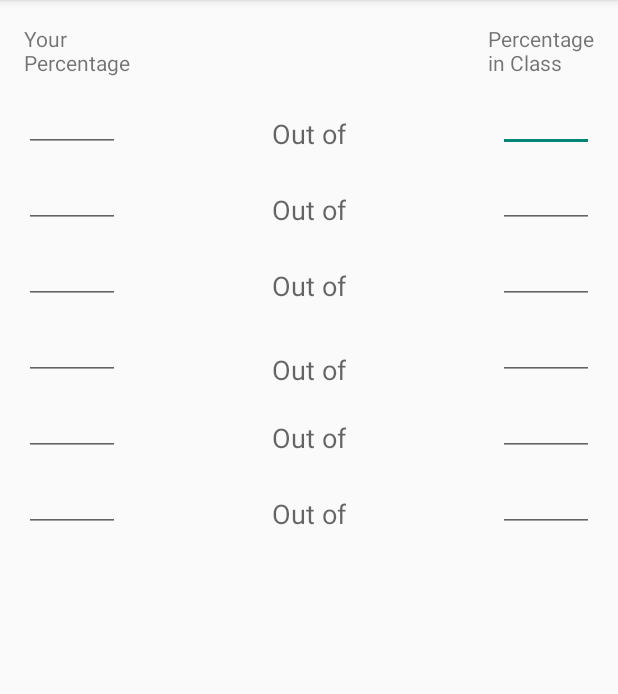
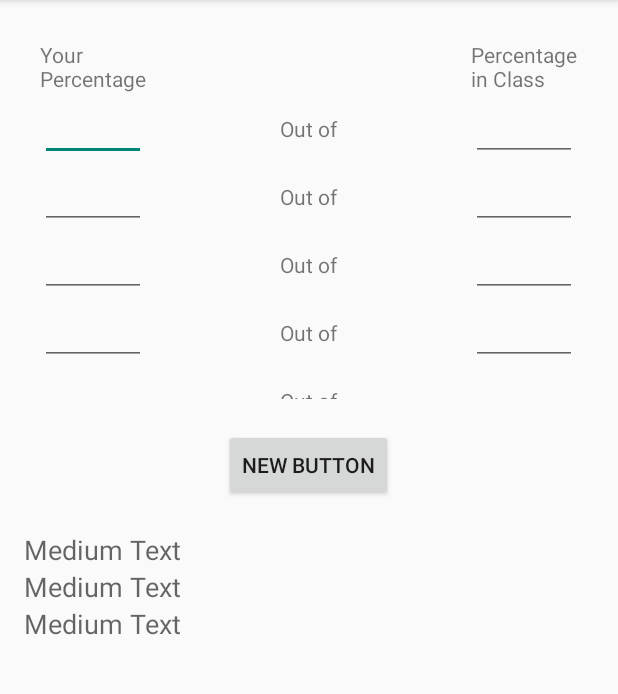
Before and after one commit to Xhadow/Class_Grade_Checker, an Android app: the screen it shows after launch (MainActivity), on a phone screen of 412 x 824 dp, the part 84-778 px from its top. Run offline under Robolectric (Android 15) with nearby library versions, the phone set to English and light mode, and no system bars.

Commit message:
Fixed Percentage layout

```diff
--- a/app/src/main/res/layout/activity_main.xml
+++ b/app/src/main/res/layout/activity_main.xml
@@ -5,154 +5,286 @@
     android:paddingTop="@dimen/activity_vertical_margin"
     android:paddingBottom="@dimen/activity_vertical_margin" tools:context=".MainActivity">
 
+    <ScrollView
+        android:layout_width="wrap_content"
+        android:layout_height="250dp"
+        android:paddingLeft="5dp"
+        android:paddingRight="5dp"
+        android:paddingTop="5dp"
+        android:id="@+id/scrollView"
+        android:layout_alignParentTop="true"
+        android:layout_alignParentRight="true"
+        android:layout_alignParentEnd="true"
+        android:layout_alignParentLeft="true"
+        android:layout_alignParentStart="true">
+
+        <TableLayout
+            android:layout_width="fill_parent"
+            android:layout_height="250dp"
+            android:orientation="vertical"
+            android:layoutMode="opticalBounds"
+            android:padding="5dp"
+            android:textAlignment="center"
+            android:stretchColumns="1,3">
+            <TableRow>
+                <TextView
+                    android:layout_width="wrap_content"
+                    android:layout_height="wrap_content"
+                    android:textAppearance="?android:attr/textAppearanceSmall"
+                    android:text="Your\nPercentage"
+                    android:id="@+id/textView"
+                    android:textAlignment="center" />
+
+                <TextView
+                    android:layout_width="wrap_content"
+                    android:layout_height="wrap_content"
+                    android:textAppearance="?android:attr/textAppearanceSmall"
+                    android:text="Percentage\nin Class"
+                    android:layout_column="4"
+                    android:id="@+id/textView2"
+                    android:textAlignment="center" />
+
+            </TableRow>
+
+            <TableRow>
                 <EditText
                     android:layout_width="wrap_content"
                     android:layout_height="wrap_content"
                     android:inputType="number"
                     android:ems="3"
                     android:id="@+id/editText"
-        android:layout_alignParentTop="true"
-        android:layout_alignParentRight="true"
-        android:layout_alignParentEnd="true"
-        android:layout_marginTop="40dp"
-        android:textAlignment="center" />
-
-    <EditText
-        android:layout_width="wrap_content"
-        android:layout_height="wrap_content"
-        android:inputType="numberDecimal"
-        android:ems="3"
-        android:id="@+id/editText2"
-        android:layout_below="@+id/editText"
-        android:layout_alignRight="@+id/editText"
-        android:layout_alignEnd="@+id/editText"
-        android:layout_marginTop="5dp" />
-
-    <EditText
-        android:layout_width="wrap_content"
-        android:layout_height="wrap_content"
-        android:inputType="numberDecimal"
-        android:ems="3"
-        android:id="@+id/editText3"
-        android:layout_below="@+id/editText2"
-        android:layout_alignRight="@+id/editText2"
-        android:layout_alignEnd="@+id/editText2"
-        android:layout_marginTop="5dp" />
-
-    <EditText
-        android:layout_width="wrap_content"
-        android:layout_height="wrap_content"
-        android:inputType="numberDecimal"
-        android:ems="3"
-        android:id="@+id/editText4"
-        android:layout_below="@+id/editText3"
-        android:layout_alignRight="@+id/editText3"
-        android:layout_alignEnd="@+id/editText3"
-        android:layout_marginTop="5dp" />
-
-    <EditText
-        android:layout_width="wrap_content"
-        android:layout_height="wrap_content"
-        android:inputType="numberDecimal"
-        android:ems="3"
-        android:id="@+id/editText5"
-        android:layout_below="@+id/editText4"
-        android:layout_alignRight="@+id/editText4"
-        android:layout_alignEnd="@+id/editText4"
-        android:layout_marginTop="5dp" />
-
-    <EditText
-        android:layout_width="wrap_content"
-        android:layout_height="wrap_content"
-        android:inputType="numberDecimal"
-        android:ems="3"
-        android:id="@+id/editText6"
-        android:layout_below="@+id/editText5"
-        android:layout_alignRight="@+id/editText5"
-        android:layout_alignEnd="@+id/editText5"
-        android:layout_marginTop="5dp" />
-
-    <EditText
-        android:layout_width="wrap_content"
-        android:layout_height="wrap_content"
-        android:inputType="numberDecimal"
-        android:ems="3"
-        android:id="@+id/editText8"
-        android:textAlignment="center"
-        android:layout_alignBottom="@+id/textView3"
-        android:layout_alignParentLeft="true"
-        android:layout_alignParentStart="true" />
-
-    <TextView
-        android:layout_width="wrap_content"
-        android:layout_height="wrap_content"
-        android:textAppearance="?android:attr/textAppearanceSmall"
-        android:text="Percentage\nin Class"
-        android:id="@+id/textView"
-        android:layout_alignParentTop="true"
-        android:layout_alignParentRight="true"
-        android:layout_alignParentEnd="true"
+                    android:layout_marginTop="0dp"
                     android:textAlignment="center" />
 
                 <TextView
                     android:layout_width="wrap_content"
                     android:layout_height="wrap_content"
                     android:textAppearance="?android:attr/textAppearanceSmall"
-        android:text="Your\nPercentage"
-        android:id="@+id/textView2"
-        android:textAlignment="center"
-        android:layout_alignParentTop="true"
-        android:layout_alignParentLeft="true"
-        android:layout_alignParentStart="true" />
+                    android:text=" Out of "
+                    android:layout_column="2"
+                    android:id="@+id/textView3"
+                    android:textAlignment="center" />
 
                 <EditText
                     android:layout_width="wrap_content"
                     android:layout_height="wrap_content"
-        android:inputType="numberDecimal"
+                    android:inputType="number"
                     android:ems="3"
-        android:id="@+id/editText10"
-        android:textAlignment="center"
-        android:layout_above="@+id/editText3"
-        android:layout_alignParentLeft="true"
-        android:layout_alignParentStart="true" />
+                    android:layout_column="4"
+                    android:id="@+id/editText2"
+                    android:layout_marginTop="0dp"
+                    android:textAlignment="center" />
+            </TableRow>
+
+            <TableRow>
+                <EditText
+                    android:layout_width="wrap_content"
+                    android:layout_height="wrap_content"
+                    android:inputType="number"
+                    android:ems="3"
+                    android:id="@+id/editText3"
+                    android:layout_marginTop="0dp"
+                    android:textAlignment="center" />
+
+                <TextView
+                    android:layout_width="wrap_content"
+                    android:layout_height="wrap_content"
+                    android:textAppearance="?android:attr/textAppearanceSmall"
+                    android:text=" Out of "
+                    android:layout_column="2"
+                    android:id="@+id/textView4"
+                    android:textAlignment="center" />
 
                 <EditText
                     android:layout_width="wrap_content"
                     android:layout_height="wrap_content"
-        android:inputType="numberDecimal"
+                    android:inputType="number"
                     android:ems="3"
-        android:id="@+id/editText11"
-        android:layout_alignTop="@+id/editText3"
-        android:layout_alignParentLeft="true"
-        android:layout_alignParentStart="true" />
+                    android:layout_column="4"
+                    android:id="@+id/editText4"
+                    android:layout_marginTop="0dp"
+                    android:textAlignment="center" />
+            </TableRow>
+
+            <TableRow>
+                <EditText
+                    android:layout_width="wrap_content"
+                    android:layout_height="wrap_content"
+                    android:inputType="number"
+                    android:ems="3"
+                    android:id="@+id/editText5"
+                    android:layout_marginTop="0dp"
+                    android:textAlignment="center" />
+
+                <TextView
+                    android:layout_width="wrap_content"
+                    android:layout_height="wrap_content"
+                    android:textAppearance="?android:attr/textAppearanceSmall"
+                    android:text=" Out of "
+                    android:layout_column="2"
+                    android:id="@+id/textView5"
+                    android:textAlignment="center" />
 
                 <EditText
                     android:layout_width="wrap_content"
                     android:layout_height="wrap_content"
-        android:inputType="numberDecimal"
+                    android:inputType="number"
                     android:ems="3"
-        android:id="@+id/editText12"
-        android:layout_alignTop="@+id/editText4"
-        android:layout_alignParentLeft="true"
-        android:layout_alignParentStart="true" />
+                    android:layout_column="4"
+                    android:id="@+id/editText6"
+                    android:layout_marginTop="0dp"
+                    android:textAlignment="center" />
+            </TableRow>
+
+            <TableRow>
+                <EditText
+                    android:layout_width="wrap_content"
+                    android:layout_height="wrap_content"
+                    android:inputType="number"
+                    android:ems="3"
+                    android:id="@+id/editText7"
+                    android:layout_marginTop="0dp"
+                    android:textAlignment="center" />
+
+                <TextView
+                    android:layout_width="wrap_content"
+                    android:layout_height="wrap_content"
+                    android:textAppearance="?android:attr/textAppearanceSmall"
+                    android:text=" Out of "
+                    android:layout_column="2"
+                    android:id="@+id/textView6"
+                    android:textAlignment="center" />
 
                 <EditText
                     android:layout_width="wrap_content"
                     android:layout_height="wrap_content"
-        android:inputType="numberDecimal"
+                    android:inputType="number"
                     android:ems="3"
-        android:id="@+id/editText13"
-        android:layout_alignTop="@+id/editText5"
-        android:layout_alignParentLeft="true"
-        android:layout_alignParentStart="true" />
+                    android:layout_column="4"
+                    android:id="@+id/editText8"
+                    android:layout_marginTop="0dp"
+                    android:textAlignment="center" />
+            </TableRow>
+
+            <TableRow>
+                <EditText
+                    android:layout_width="wrap_content"
+                    android:layout_height="wrap_content"
+                    android:inputType="number"
+                    android:ems="3"
+                    android:id="@+id/editText9"
+                    android:layout_marginTop="0dp"
+                    android:textAlignment="center" />
+
+                <TextView
+                    android:layout_width="wrap_content"
+                    android:layout_height="wrap_content"
+                    android:textAppearance="?android:attr/textAppearanceSmall"
+                    android:text=" Out of "
+                    android:layout_column="2"
+                    android:id="@+id/textView7"
+                    android:textAlignment="center" />
 
                 <EditText
                     android:layout_width="wrap_content"
                     android:layout_height="wrap_content"
-        android:inputType="numberDecimal"
+                    android:inputType="number"
                     android:ems="3"
+                    android:layout_column="4"
+                    android:id="@+id/editText10"
+                    android:layout_marginTop="0dp"
+                    android:textAlignment="center" />
+            </TableRow>
+
+            <TableRow>
+                <EditText
+                    android:layout_width="wrap_content"
+                    android:layout_height="wrap_content"
+                    android:inputType="number"
+                    android:ems="3"
+                    android:id="@+id/editText11"
+                    android:layout_marginTop="0dp"
+                    android:textAlignment="center" />
+
+                <TextView
+                    android:layout_width="wrap_content"
+                    android:layout_height="wrap_content"
+                    android:textAppearance="?android:attr/textAppearanceSmall"
+                    android:text=" Out of "
+                    android:layout_column="2"
+                    android:id="@+id/textView8"
+                    android:textAlignment="center" />
+
+                <EditText
+                    android:layout_width="wrap_content"
+                    android:layout_height="wrap_content"
+                    android:inputType="number"
+                    android:ems="3"
+                    android:layout_column="4"
+                    android:id="@+id/editText12"
+                    android:layout_marginTop="0dp"
+                    android:textAlignment="center" />
+            </TableRow>
+
+            <TableRow>
+                <EditText
+                    android:layout_width="wrap_content"
+                    android:layout_height="wrap_content"
+                    android:inputType="number"
+                    android:ems="3"
+                    android:id="@+id/editText13"
+                    android:layout_marginTop="0dp"
+                    android:textAlignment="center" />
+
+                <TextView
+                    android:layout_width="wrap_content"
+                    android:layout_height="wrap_content"
+                    android:textAppearance="?android:attr/textAppearanceSmall"
+                    android:text=" Out of "
+                    android:layout_column="2"
+                    android:id="@+id/textView9"
+                    android:textAlignment="center" />
+
+                <EditText
+                    android:layout_width="wrap_content"
+                    android:layout_height="wrap_content"
+                    android:inputType="number"
+                    android:ems="3"
+                    android:layout_column="4"
                     android:id="@+id/editText14"
-        android:layout_alignTop="@+id/editText6"
+                    android:layout_marginTop="0dp"
+                    android:textAlignment="center" />
+            </TableRow>
+        </TableLayout>
+    </ScrollView>
+
+    <Button
+        android:layout_width="wrap_content"
+        android:layout_height="wrap_content"
+        android:text="New Button"
+        android:id="@+id/button"
+        android:layout_below="@+id/scrollView"
+        android:layout_centerHorizontal="true"
+        android:layout_marginTop="20dp" />
+
+    <TextView
+        android:layout_width="wrap_content"
+        android:layout_height="wrap_content"
+        android:textAppearance="?android:attr/textAppearanceMedium"
+        android:text="Medium Text"
+        android:id="@+id/textView10"
+        android:layout_below="@+id/button"
+        android:layout_alignParentLeft="true"
+        android:layout_alignParentStart="true"
+        android:layout_marginTop="20dp" />
+
+    <TextView
+        android:layout_width="wrap_content"
+        android:layout_height="wrap_content"
+        android:textAppearance="?android:attr/textAppearanceMedium"
+        android:text="Medium Text"
+        android:id="@+id/textView11"
+        android:layout_below="@+id/textView10"
         android:layout_alignParentLeft="true"
         android:layout_alignParentStart="true" />
 
@@ -160,58 +292,11 @@
         android:layout_width="wrap_content"
         android:layout_height="wrap_content"
         android:textAppearance="?android:attr/textAppearanceMedium"
-        android:text="Out of"
-        android:id="@+id/textView3"
-        android:layout_above="@+id/editText2"
-        android:layout_centerHorizontal="true" />
+        android:text="Medium Text"
+        android:id="@+id/textView12"
+        android:layout_below="@+id/textView11"
+        android:layout_alignParentLeft="true"
+        android:layout_alignParentStart="true" />
 
-    <TextView
-        android:layout_width="wrap_content"
-        android:layout_height="wrap_content"
-        android:textAppearance="?android:attr/textAppearanceMedium"
-        android:text="Out of"
-        android:id="@+id/textView4"
-        android:layout_above="@+id/editText3"
-        android:layout_alignLeft="@+id/textView3"
-        android:layout_alignStart="@+id/textView3" />
 
-    <TextView
-        android:layout_width="wrap_content"
-        android:layout_height="wrap_content"
-        android:textAppearance="?android:attr/textAppearanceMedium"
-        android:text="Out of"
-        android:id="@+id/textView5"
-        android:layout_above="@+id/editText4"
-        android:layout_alignLeft="@+id/textView4"
-        android:layout_alignStart="@+id/textView4" />
-
-    <TextView
-        android:layout_width="wrap_content"
-        android:layout_height="wrap_content"
-        android:textAppearance="?android:attr/textAppearanceMedium"
-        android:text="Out of"
-        android:id="@+id/textView6"
-        android:layout_above="@+id/editText13"
-        android:layout_alignLeft="@+id/textView5"
-        android:layout_alignStart="@+id/textView5" />
-
-    <TextView
-        android:layout_width="wrap_content"
-        android:layout_height="wrap_content"
-        android:textAppearance="?android:attr/textAppearanceMedium"
-        android:text="Out of"
-        android:id="@+id/textView7"
-        android:layout_above="@+id/editText6"
-        android:layout_alignLeft="@+id/textView6"
-        android:layout_alignStart="@+id/textView6" />
-
-    <TextView
-        android:layout_width="wrap_content"
-        android:layout_height="wrap_content"
-        android:textAppearance="?android:attr/textAppearanceMedium"
-        android:text="Out of"
-        android:id="@+id/textView14"
-        android:layout_alignBottom="@+id/editText6"
-        android:layout_alignLeft="@+id/textView7"
-        android:layout_alignStart="@+id/textView7" />
 </RelativeLayout>
```
Also changed, not shown: 3 other files. Lines whose indentation alone changed are shown as unchanged.
